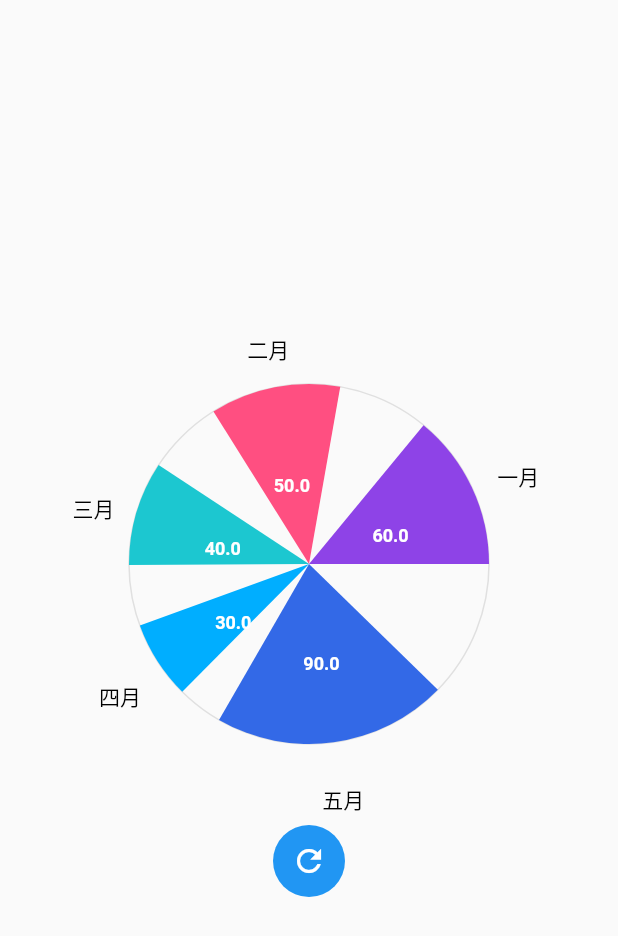
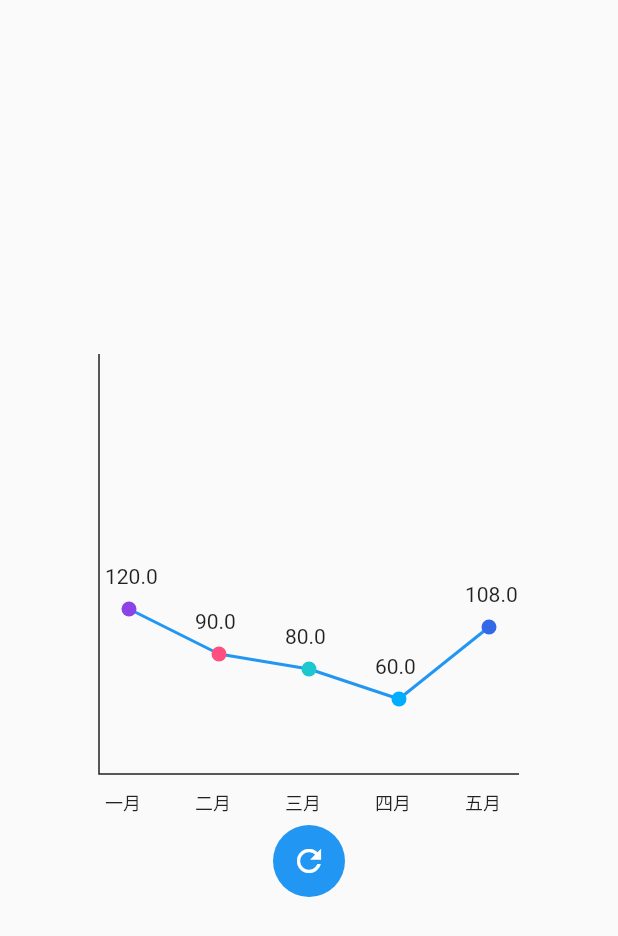
Before and after one commit to xrr2016/flutter-charts, a Flutter app: the screen it shows after launch, after a tap on the "refresh" icon, on a phone screen of 412 x 824 dp. Shown: the top 936 px of the screen. Run offline on Flutter 3.47's test engine with Material 2 defaults, Android fonts, the phone set to English and light mode, and no system bars; our stand-ins replace audioplayers.

Commit message:
feat: draw line chart

```diff
--- a/lib/charts/bar_chart.dart
+++ b/lib/charts/bar_chart.dart
@@ -110,7 +110,7 @@ class BarChartPainter extends CustomPainter {
       ..style = PaintingStyle.fill;
 
     for (int i = 0; i < datas.length; i++) {
-      num data = datas[i];
+      double data = datas[i];
       double top = sh - data;
       double left = i * _width + (i * _gap) + _gap;
 
@@ -158,7 +158,6 @@ class BarChartPainter extends CustomPainter {
 
   @override
   void paint(Canvas canvas, Size size) {
-    // drawBorder(canvas, size);
     drawAxis(canvas, size);
     darwBar(canvas, size);
   }
--- /dev/null
+++ b/lib/charts/line_chart.dart
@@ -0,0 +1,192 @@
+import 'dart:ui';
+
+import 'package:custom_paint/colors.dart';
+import 'package:flutter/material.dart';
+
+class Point {
+  final Offset offset;
+  final Color color;
+
+  Point(this.offset, this.color);
+}
+
+class LineChart extends StatefulWidget {
+  final List<double> data;
+  final List<String> xAxis;
+
+  const LineChart({
+    @required this.data,
+    @required this.xAxis,
+  });
+
+  @override
+  _LineChartState createState() => _LineChartState();
+}
+
+class _LineChartState extends State<LineChart> {
+  AnimationController _controller;
+
+  @override
+  Widget build(BuildContext context) {
+    return Column(
+      mainAxisAlignment: MainAxisAlignment.center,
+      children: [
+        CustomPaint(
+          painter: LineChartPainter(
+            datas: widget.data,
+            xAxis: widget.xAxis,
+          ),
+          child: Container(
+            width: 300,
+            height: 300,
+            decoration: BoxDecoration(
+                // border: Border.all(
+                //   width: 1.0,
+                //   color: Colors.grey[300],
+                // ),
+                ),
+          ),
+        ),
+        SizedBox(height: 24),
+        Container(
+          decoration: BoxDecoration(
+            color: Colors.blue,
+            shape: BoxShape.circle,
+          ),
+          child: IconButton(
+            color: Colors.white,
+            icon: Icon(Icons.refresh),
+            onPressed: () {
+              _controller.reset();
+              _controller.forward();
+            },
+          ),
+        ),
+      ],
+    );
+  }
+}
+
+class LineChartPainter extends CustomPainter {
+  final List<double> datas;
+  final List<String> xAxis;
+
+  LineChartPainter({
+    @required this.datas,
+    @required this.xAxis,
+  });
+
+  void drawLines(Canvas canvas, Size size) {
+    final sw = size.width;
+    final sh = size.height;
+    final gap = sw / datas.length;
+    final paint = Paint()
+      ..style = PaintingStyle.fill
+      ..color = Colors.blue
+      ..isAntiAlias = true
+      ..strokeCap = StrokeCap.round
+      ..strokeJoin = StrokeJoin.round
+      ..strokeWidth = 2.0;
+
+    final points = <Offset>[];
+
+    for (int i = 0; i < datas.length; i++) {
+      final data = datas[i];
+      final dx = 0.0;
+      final dy = sh - data;
+      final offset = Offset(dx + gap * i + gap / 2, dy);
+
+      points.add(offset);
+    }
+
+    canvas.drawPoints(PointMode.polygon, points, paint);
+  }
+
+  void drawPoints(Canvas canvas, Size size) {
+    final sw = size.width;
+    final sh = size.height;
+    final gap = sw / datas.length;
+
+    final paint = Paint()
+      ..isAntiAlias = true
+      ..strokeWidth = 5.0
+      ..style = PaintingStyle.fill;
+
+    for (int i = 0; i < datas.length; i++) {
+      paint.color = colors[i];
+      final data = datas[i];
+      final dx = 0.0;
+      final dy = sh - data;
+      final offset = Offset(dx + gap * i + gap / 2, dy);
+
+      canvas.drawCircle(offset, 5, paint);
+
+      final textOffset = Offset(dx + gap * i + 14, dy - 30);
+      TextPainter(
+        text: TextSpan(
+          text: '$data',
+          style: TextStyle(
+            fontSize: 14,
+            color: Colors.black87,
+          ),
+        ),
+        textDirection: TextDirection.ltr,
+      )
+        ..layout(
+          minWidth: 0,
+          maxWidth: size.width,
+        )
+        ..paint(canvas, textOffset);
+
+      final xData = xAxis[i];
+      final xOffset = Offset(dx + gap * i + 14, sh);
+
+      TextPainter(
+        textAlign: TextAlign.center,
+        text: TextSpan(
+          text: '$xData',
+          style: TextStyle(
+            fontSize: 12,
+            color: Colors.black87,
+          ),
+        ),
+        textDirection: TextDirection.ltr,
+      )
+        ..layout(
+          minWidth: 0,
+          maxWidth: size.width,
+        )
+        ..paint(canvas, xOffset);
+    }
+  }
+
+  void drawAxis(Canvas canvas, Size size) {
+    final sw = size.width;
+    final sh = size.height;
+    final gap = 10.0;
+
+    final paint = Paint()
+      ..color = Colors.black87
+      ..style = PaintingStyle.stroke
+      ..strokeWidth = 1.0;
+    final path = Path()
+      ..moveTo(0.0 + gap, 0.0 + gap)
+      ..lineTo(0.0 + gap, sh - gap)
+      ..lineTo(sw - gap, sh - gap);
+
+    canvas.drawPath(path, paint);
+  }
+
+  @override
+  void paint(Canvas canvas, Size size) {
+    drawAxis(canvas, size);
+    drawLines(canvas, size);
+    drawPoints(canvas, size);
+  }
+
+  @override
+  bool shouldRepaint(LineChartPainter oldDelegate) => false;
+
+  @override
+  bool shouldRebuildSemantics(LineChartPainter oldDelegate) => false;
+}
--- /dev/null
+++ b/lib/line_chart_page.dart
@@ -0,0 +1,21 @@
+import 'package:custom_paint/charts/line_chart.dart';
+import 'package:flutter/material.dart';
+
+class LineChartPage extends StatefulWidget {
+  @override
+  _LineChartPageState createState() => _LineChartPageState();
+}
+
+class _LineChartPageState extends State<LineChartPage> {
+  @override
+  Widget build(BuildContext context) {
+    return Scaffold(
+      body: Center(
+        child: LineChart(
+          data: [120.0, 90.0, 80.0, 60.0, 108.0],
+          xAxis: ['一月', '二月', '三月', '四月', '五月'],
+        ),
+      ),
+    );
+  }
+}
--- a/lib/main.dart
+++ b/lib/main.dart
@@ -1,3 +1,4 @@
+import 'package:custom_paint/line_chart_page.dart';
 import 'package:custom_paint/pie_chart_page.dart';
 import 'package:flutter/material.dart';
 
@@ -8,7 +9,7 @@ class MyApp extends StatelessWidget {
   Widget build(BuildContext context) {
     return MaterialApp(
       debugShowCheckedModeBanner: false,
-      home: PieChartPage(),
+      home: LineChartPage(),
     );
   }
 }
--- a/pubspec.yaml
+++ b/pubspec.yaml
@@ -43,8 +43,7 @@ flutter:
   # the material Icons class.
   uses-material-design: true
   # To add assets to your application, add an assets section, like this:
-  assets:
-    - assets/music/
+  # assets:
   # An image asset can refer to one or more resolution-specific "variants", see
   # https://flutter.dev/assets-and-images/#resolution-aware.
   # For details regarding adding assets from package dependencies, see
```
Also changed, not shown: pubspec.lock.
